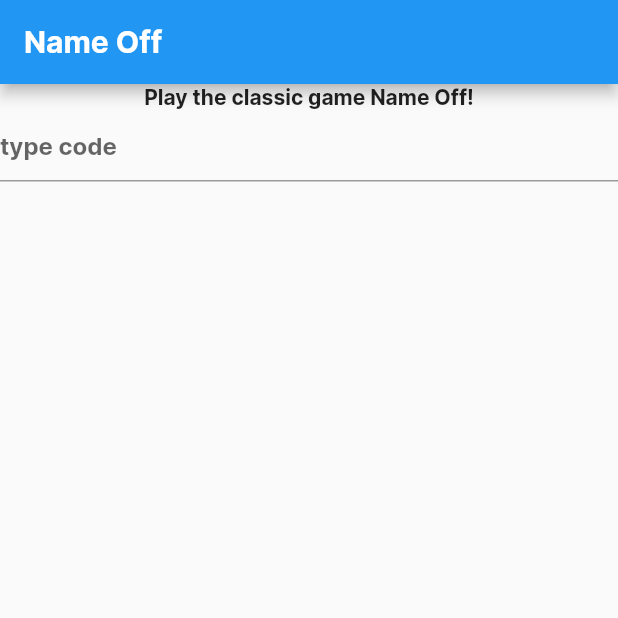
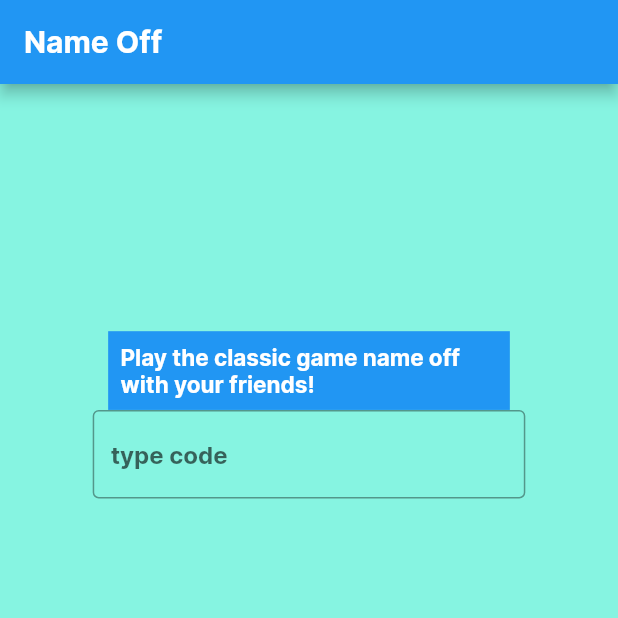
Before and after one commit to Ramko9999/Name-Off, a Flutter app: the screen it shows after launch, on a phone screen of 412 x 824 dp, the top half of it. Run offline on Flutter 3.47's test engine with Material 2 defaults, Android fonts, the phone set to English and light mode, and no system bars.

Commit message:
Added RelativeDimension

```diff
--- a/client/lib/main.dart
+++ b/client/lib/main.dart
@@ -16,6 +16,7 @@ class MyApp extends StatelessWidget {
       theme: ThemeData(
         backgroundColor: Config.bgColor,
         buttonColor: Config.secondaryColor,
+        accentColor: Config.textInputColor,
         fontFamily: Config.fontFamily
       ),
       home: HomeScreen(),
--- a/client/lib/screens/home/HomeScreen.dart
+++ b/client/lib/screens/home/HomeScreen.dart
@@ -1,41 +1,61 @@
 import "package:flutter/material.dart";
+import 'package:name_off/util/RelativeDimension.dart';
 
-
-class HomeScreen extends StatelessWidget{
-
+class HomeScreen extends StatelessWidget {
   TextEditingController _joinCodeController;
   TextEditingController _makeCodeController;
 
-  HomeScreen(){
+  HomeScreen() {
     this._joinCodeController = new TextEditingController();
     this._makeCodeController = new TextEditingController();
   }
 
+  Widget build(BuildContext context) {
+
+    double textPadding = RelativeDimension.getHeight(context, 0.01);
 
 
-  Widget build(BuildContext context){
     return Scaffold(
-      appBar: AppBar(
-        title: Text("Name Off")
-      ),
+      appBar: AppBar(title: Text("Name Off")),
       body: Container(
+          width: RelativeDimension.getWidth(context, 1),
+          color: Theme.of(context).backgroundColor,
           child: Column(
             children: <Widget>[
               Container(
-              child: Text("Play the classic game Name Off!")
+                width: RelativeDimension.getWidth(context, 0.65),
+                padding: EdgeInsets.only(top: RelativeDimension.getHeight(context, 0.2)),
+                child: Container(
+                  padding: EdgeInsets.only(top: textPadding, bottom: textPadding, left: textPadding, right: textPadding),
+                  color: Theme.of(context).primaryColor,
+                  child: Text("Play the classic game name off with your friends!",
+                    softWrap: true,
+                    style: TextStyle(
+                      color: Colors.white,
+                      fontSize: 15,
+                    )
+                  ),
+                )
                 ),
               Container(
+                width: RelativeDimension.getWidth(context, 0.7),
+                child: Container(
                   child: TextField(
                     controller: _joinCodeController,
                     decoration: InputDecoration(
-                  hintText: "type code"
+                      border: OutlineInputBorder(
+                        borderSide: BorderSide(
+                          color: Colors.grey,
+                          width: 0.0
+                        )
                         ),
+                      hintText: "type code",
+                      fillColor: Theme.of(context).accentColor),
+
+                )),
               )
-            )
-        ],)
-      ),
+            ],
+          )),
     );
   }
-
-
 }
```
Lines whose indentation alone changed are shown as unchanged.
